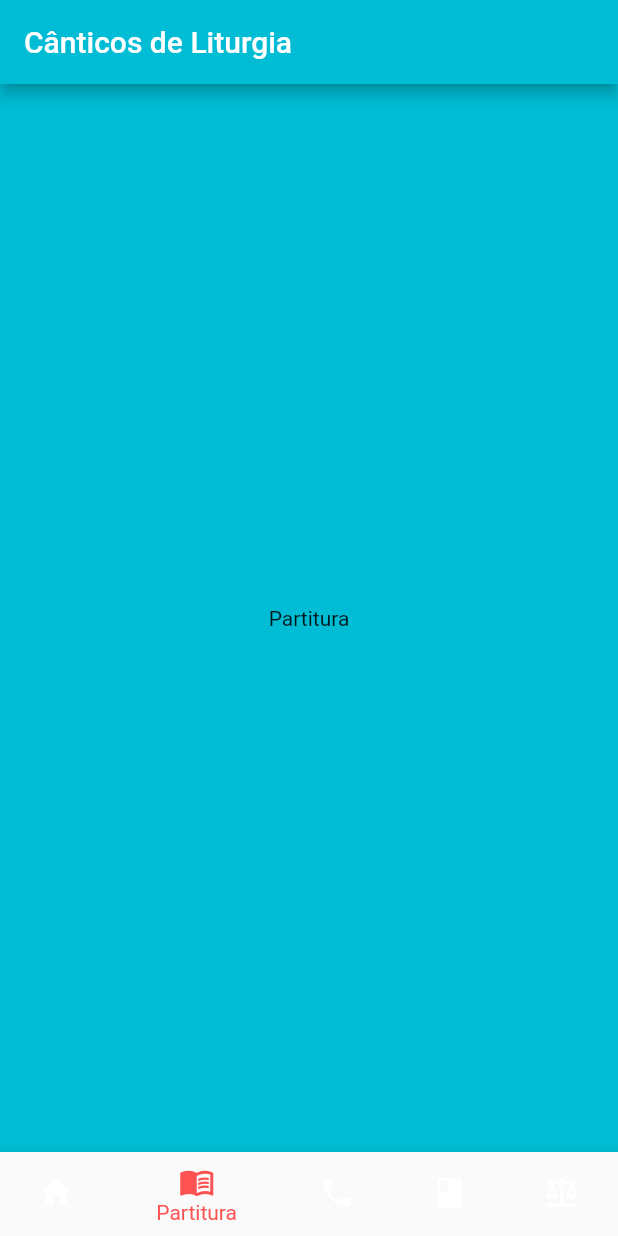
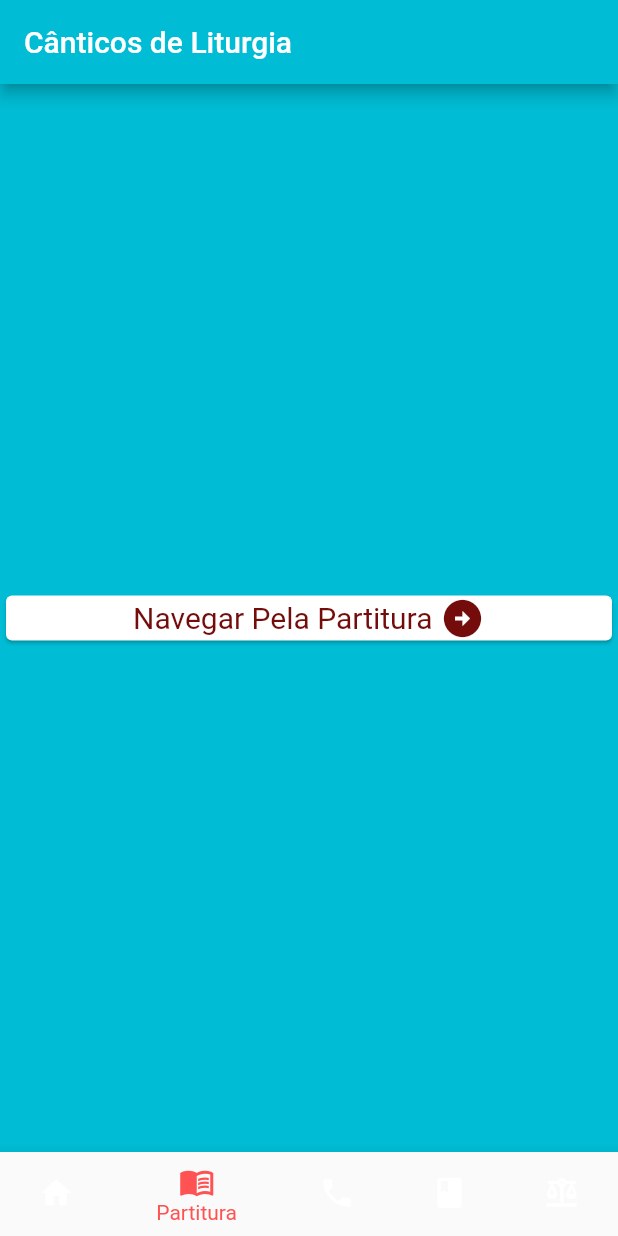
Before and after one commit to ddiasguto/mliturgica, a Flutter app: the screen it shows after launch, item 2 of the bottom bar chosen, on a phone screen of 412 x 824 dp. Run offline on Flutter 3.47's test engine with Material 2 defaults, Android fonts, the phone set to English and light mode, and no system bars.

Commit message:
Sheet e FloatButton fully working

```diff
--- a/lib/pages/sheet_page.dart
+++ b/lib/pages/sheet_page.dart
@@ -1,6 +1,10 @@
+import 'package:diasguto/provider/Maestro.dart';
 import 'package:flutter/src/widgets/framework.dart';
 import 'package:flutter/src/widgets/placeholder.dart';
 import 'package:flutter/material.dart';
+import 'package:provider/provider.dart';
+
+import '../components/show_music.dart';
 
 class SheetPage extends StatefulWidget {
   const SheetPage({super.key});
@@ -12,6 +16,36 @@ class SheetPage extends StatefulWidget {
 class _SheetPageState extends State<SheetPage> {
   @override
   Widget build(BuildContext context) {
-    return Center(child: Text('Partitura'));
+    Maestro maestro = Provider.of<Maestro>(context);
+    return Center(
+      child: Card(
+        child: InkWell(
+          onTap: () {
+            maestro.setLocalListToSheet();
+            Navigator.push(context,
+                MaterialPageRoute(builder: (context) => const ShowMusic()));
+          },
+          splashColor: Color.fromARGB(255, 116, 12, 12),
+          focusColor: Colors.black,
+          child: const Row(
+            mainAxisAlignment: MainAxisAlignment.center,
+            children: [
+              Text(
+                'Navegar Pela Partitura ',
+                style: TextStyle(
+                  color: Color.fromARGB(255, 116, 12, 12),
+                  fontSize: 20,
+                ),
+              ),
+              Icon(
+                Icons.arrow_circle_right,
+                color: Color.fromARGB(255, 116, 12, 12),
+                size: 30,
+              ),
+            ],
+          ),
+        ),
+      ),
+    );
   }
 }
```
Also changed, not shown: lib/components/show_music.dart (+18 -7 lines), lib/provider/Maestro.dart (+44 -16 lines).
